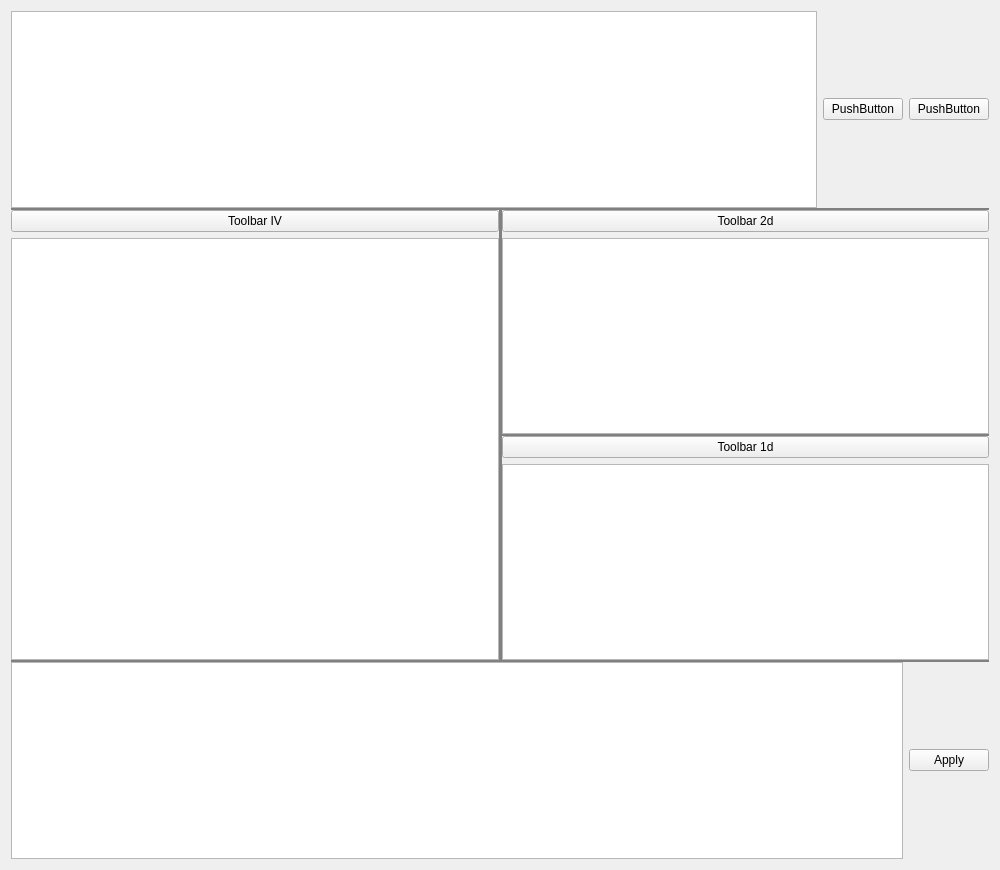
First picture: the form in qt/scientific_interfaces/ISISReflectometry/GUI/Preview/PreviewWidget.ui, repository mantidproject/mantid, before the edit.
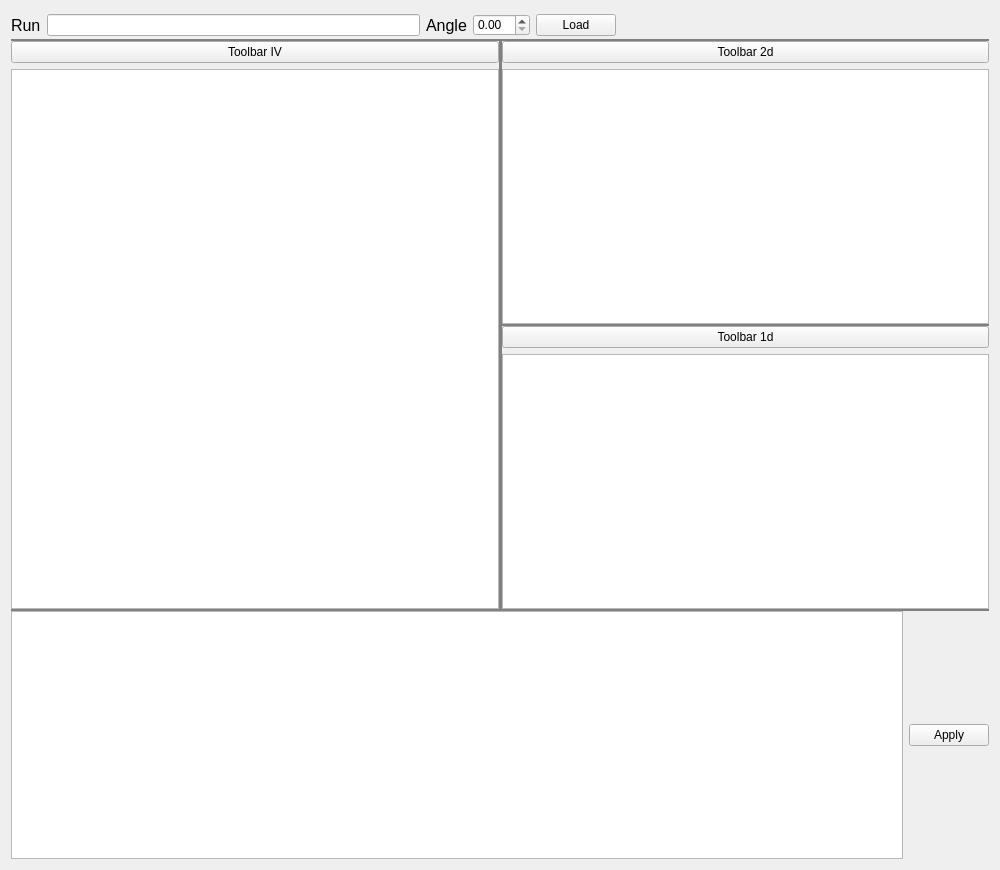
Second picture: the form after the edit.

Commit message:
Add stub presenter and view for Preview plot
Adds a stub presenter and view for the Preview Plot. This includes a
load workspace UI element which currently just prints something to cout

Re #32096

What changed in the file:
```diff
--- a/qt/scientific_interfaces/ISISReflectometry/GUI/Preview/PreviewWidget.ui
+++ b/qt/scientific_interfaces/ISISReflectometry/GUI/Preview/PreviewWidget.ui
@@ -57,34 +57,60 @@
         <enum>QLayout::SetMinimumSize</enum>
        </property>
        <item>
-        <widget class="QTableWidget" name="tableWidget">
+        <widget class="QLabel" name="run_label">
+         <property name="font">
+          <font>
+           <pointsize>12</pointsize>
+          </font>
+         </property>
+         <property name="text">
+          <string>Run</string>
+         </property>
+        </widget>
+       </item>
+       <item>
+        <widget class="QLineEdit" name="workspace_line_edit"/>
+       </item>
+       <item>
+        <widget class="QLabel" name="angle_label">
          <property name="sizePolicy">
-          <sizepolicy hsizetype="Expanding" vsizetype="Minimum">
+          <sizepolicy hsizetype="Preferred" vsizetype="Minimum">
            <horstretch>0</horstretch>
            <verstretch>0</verstretch>
           </sizepolicy>
          </property>
-         <property name="minimumSize">
+         <property name="font">
+          <font>
+           <pointsize>12</pointsize>
+          </font>
+         </property>
+         <property name="text">
+          <string>Angle</string>
+         </property>
+        </widget>
+       </item>
+       <item>
+        <widget class="QDoubleSpinBox" name="angle_spin_box"/>
+       </item>
+       <item>
+        <widget class="QPushButton" name="load_button">
+         <property name="text">
+          <string>Load</string>
+         </property>
+        </widget>
+       </item>
+       <item>
+        <spacer name="load_button_spacer">
+         <property name="orientation">
+          <enum>Qt::Horizontal</enum>
+         </property>
+         <property name="sizeHint" stdset="0">
           <size>
-           <width>0</width>
-           <height>0</height>
+           <width>40</width>
+           <height>20</height>
           </size>
          </property>
-        </widget>
-       </item>
-       <item>
-        <widget class="QPushButton" name="pushButton">
-         <property name="text">
-          <string>PushButton</string>
-         </property>
-        </widget>
-       </item>
-       <item>
-        <widget class="QPushButton" name="pushButton_2">
-         <property name="text">
-          <string>PushButton</string>
-         </property>
-        </widget>
+        </spacer>
        </item>
       </layout>
      </widget>
```
Left out of the diff: 30 changed lines with no effect on the pictures. The commit also changes 4 other files.
